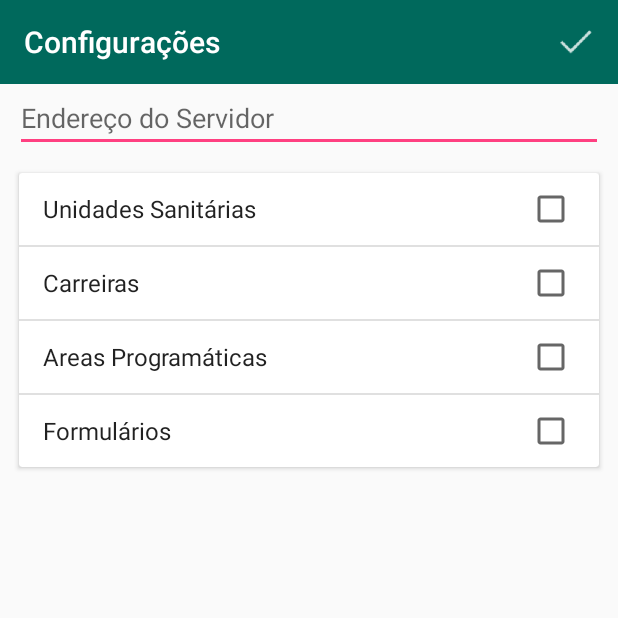
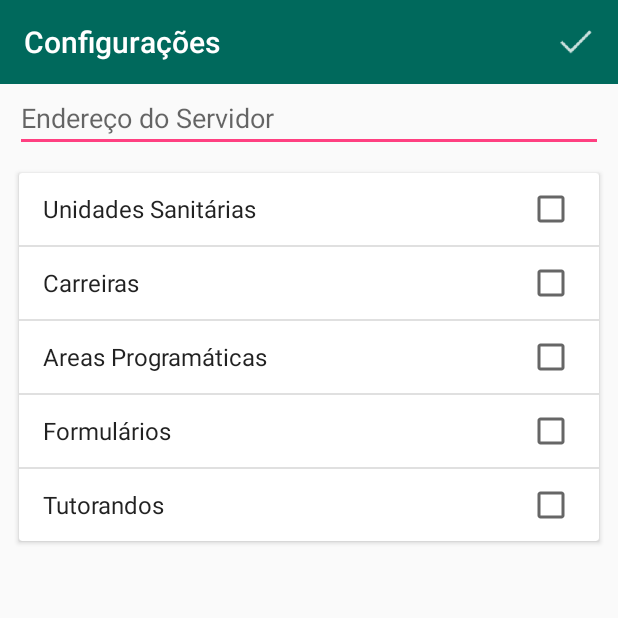
Before and after one commit to csaude/mentoring-mobile, an Android app: the screen it shows after launch (ConfigurationActivity), in the options menu, after a tap on "Configurações", on a phone screen of 412 x 824 dp, the top half of it. Run offline under Robolectric (Android 15) with nearby library versions, the phone set to English and light mode, and no system bars.

Commit message:
Add position SyncTutoredService.

```diff
--- a/app/src/main/java/mz/org/fgh/mentoring/activities/ConfigurationActivity.java
+++ b/app/src/main/java/mz/org/fgh/mentoring/activities/ConfigurationActivity.java
@@ -36,7 +36,7 @@ public class ConfigurationActivity extends BaseAuthenticateActivity {
         ipField = (EditText) findViewById(R.id.config_server_ip);
 
         configItems = (ListView) findViewById(R.id.config_items);
-        adapter = new ArrayAdapter<Location>(this, android.R.layout.simple_list_item_multiple_choice, Arrays.asList(Location.HEALTH_FACILITIES, Location.CAREERS, Location.PROGRAMATIC_AREAS, Location.FORMS));
+        adapter = new ArrayAdapter<Location>(this, android.R.layout.simple_list_item_multiple_choice, Arrays.asList(Location.HEALTH_FACILITIES, Location.CAREERS, Location.PROGRAMATIC_AREAS, Location.FORMS, Location.CAREERS.TUTOREDS));
         configItems.setAdapter(adapter);
 
         configItems.setChoiceMode(ListView.CHOICE_MODE_MULTIPLE);
--- a/app/src/main/java/mz/org/fgh/mentoring/adapter/TutoredItemAdapter.java
+++ b/app/src/main/java/mz/org/fgh/mentoring/adapter/TutoredItemAdapter.java
@@ -68,6 +68,7 @@ public class TutoredItemAdapter extends BaseAdapter {
         carrerText.setText(career.getPosition());
         phoneNumber.setText(tutored.getPhoneNumber());
         Button button = (Button) newView.findViewById(R.id.item_foto);
+
         if(!tutored.getName().isEmpty()) {
             button.setText(tutored.getName().substring(0, 1));
         }
--- a/app/src/main/java/mz/org/fgh/mentoring/config/model/Location.java
+++ b/app/src/main/java/mz/org/fgh/mentoring/config/model/Location.java
@@ -5,6 +5,7 @@ import mz.org.fgh.mentoring.service.ProgrammaticAreaSyncServiceImpl;
 import mz.org.fgh.mentoring.service.CareerSyncServiceImpl;
 import mz.org.fgh.mentoring.service.HealthFacilitySyncServiceImpl;
 import mz.org.fgh.mentoring.service.SyncService;
+import mz.org.fgh.mentoring.service.TutoredSyncServiceImpl;
 
 /**
  * Created by Stélio Moiane on 11/12/16.
@@ -17,7 +18,9 @@ public enum Location {
 
     PROGRAMATIC_AREAS("Areas Programáticas", new ProgrammaticAreaSyncServiceImpl()),
 
-    FORMS("Formulários", new FormsSyncServiceimpl());
+    FORMS("Formulários", new FormsSyncServiceimpl()),
+
+    TUTOREDS("Tutorandos", new TutoredSyncServiceImpl());
 
     private String name;
     private SyncService syncService;
--- a/app/src/main/java/mz/org/fgh/mentoring/service/SyncDataService.java
+++ b/app/src/main/java/mz/org/fgh/mentoring/service/SyncDataService.java
@@ -17,4 +17,6 @@ public interface SyncDataService {
 
     @GET("programmaticareas")
     Call<GenericWrapper> programmaticareas();
+
+
 }
--- a/app/src/main/java/mz/org/fgh/mentoring/service/TutoredSyncServiceImpl.java
+++ b/app/src/main/java/mz/org/fgh/mentoring/service/TutoredSyncServiceImpl.java
@@ -1,8 +1,19 @@
 package mz.org.fgh.mentoring.service;
+
+import mz.org.fgh.mentoring.activities.ConfigurationActivity;
 
 /**
  * Created by user on 17-Nov-16.
  */
 
-public class TutoredSyncServiceImpl {
+public class TutoredSyncServiceImpl  implements SyncService{
+    @Override
+    public void execute() {
+
+    }
+
+    @Override
+    public void setActivity(ConfigurationActivity activity) {
+
+    }
 }
```
